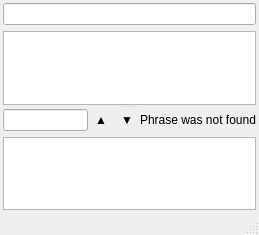
Above: src/plugins/messagearchiver/archiveviewwindow2.ui from xnamed/vacuum-im before the change. Below: the same form after it.
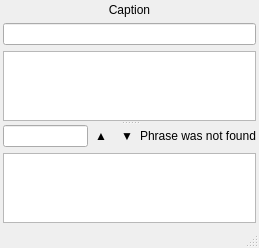
That is the form after the change. Custom widgets are drawn as their Qt base class.

The edit to the form file:
```diff
--- a/src/plugins/messagearchiver/archiveviewwindow2.ui
+++ b/src/plugins/messagearchiver/archiveviewwindow2.ui
@@ -36,6 +36,22 @@
     <property name="bottomMargin">
      <number>3</number>
     </property>
+    <item>
+     <widget class="QLabel" name="lblCaption">
+      <property name="sizePolicy">
+       <sizepolicy hsizetype="Expanding" vsizetype="Preferred">
+        <horstretch>0</horstretch>
+        <verstretch>0</verstretch>
+       </sizepolicy>
+      </property>
+      <property name="text">
+       <string>Caption</string>
+      </property>
+      <property name="alignment">
+       <set>Qt::AlignCenter</set>
+      </property>
+     </widget>
+    </item>
     <item>
      <widget class="QSplitter" name="sprSplitter">
       <property name="orientation">
```
